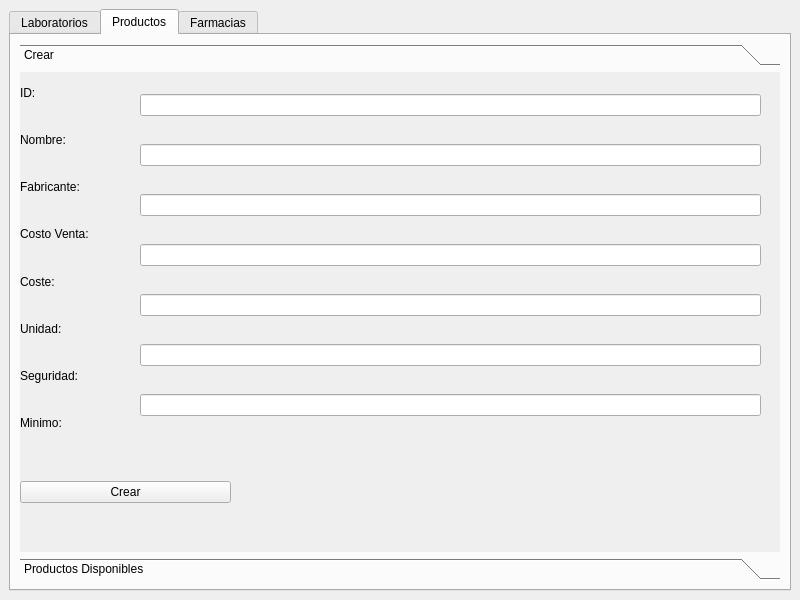
First picture: the form in ui/Laboratorios.ui, repository mendoza/improved-spork, before the edit.
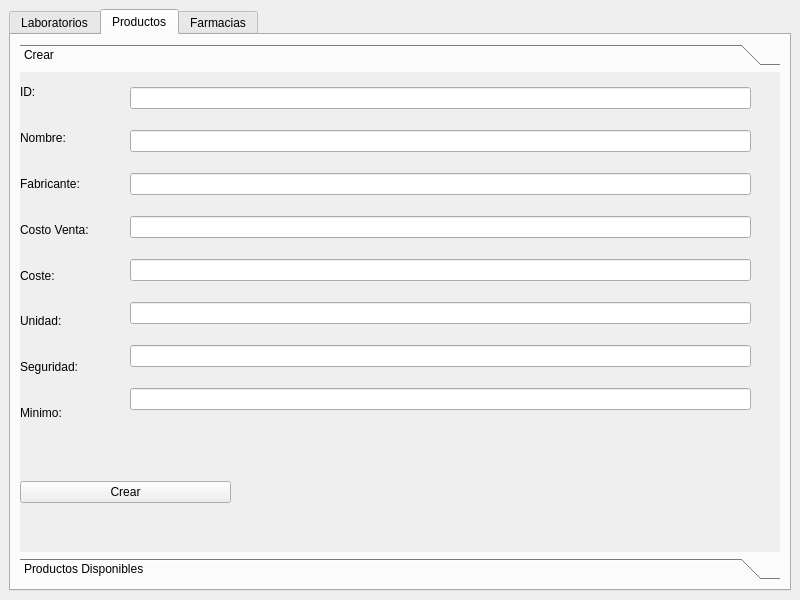
Second picture: the form after the edit. The open tabs and pages were chosen to show the change. Icons and pictures are not drawn.

Commit message: Labs mod2

Patch:
```diff
--- a/ui/Laboratorios.ui
+++ b/ui/Laboratorios.ui
@@ -82,7 +82,7 @@
               <x>0</x>
               <y>0</y>
               <width>111</width>
-              <height>371</height>
+              <height>361</height>
              </rect>
             </property>
             <layout class="QVBoxLayout" name="verticalLayout_5">
@@ -147,10 +147,10 @@
            <widget class="QWidget" name="verticalLayoutWidget_3">
             <property name="geometry">
              <rect>
-              <x>120</x>
+              <x>110</x>
               <y>0</y>
               <width>621</width>
-              <height>371</height>
+              <height>361</height>
              </rect>
             </property>
             <layout class="QVBoxLayout" name="verticalLayout_6">
@@ -173,7 +173,10 @@
               <widget class="QLineEdit" name="lineEdit_7"/>
              </item>
              <item>
-              <widget class="QLineEdit" name="lineEdit"/>
+              <widget class="QLineEdit" name="SeguridadP_edit"/>
+             </item>
+             <item>
+              <widget class="QLineEdit" name="MinimoP_edit"/>
              </item>
             </layout>
            </widget>
```
Left out of the diff: 34 changed lines with no effect on the pictures.
